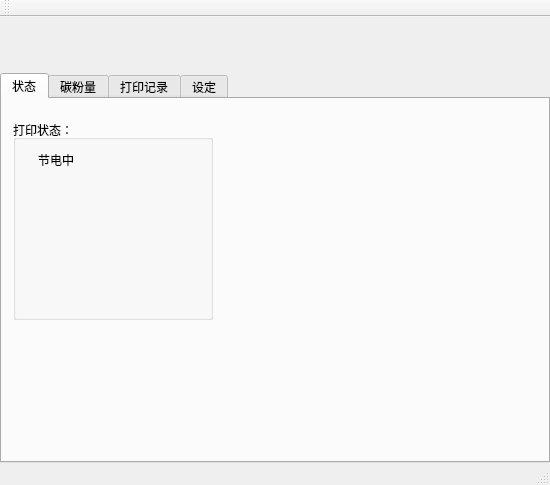
lzk/statusmonitor, file tomcat/mainwindow.ui: the form before one commit.
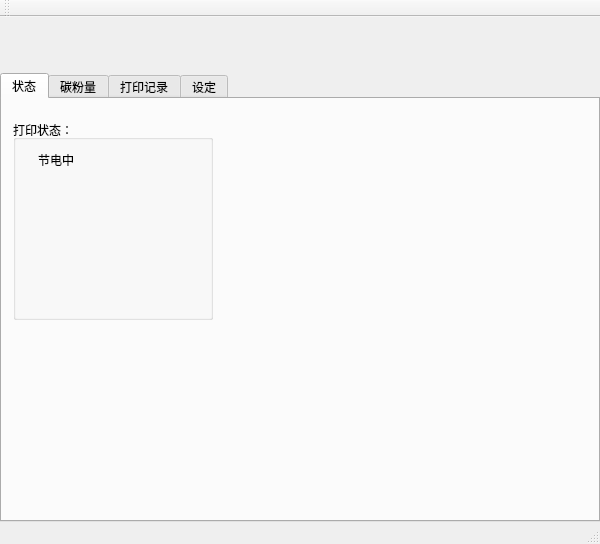
The form after the commit. Icons and pictures are not drawn.

The edit to the form file:
```diff
--- a/tomcat/mainwindow.ui
+++ b/tomcat/mainwindow.ui
@@ -6,8 +6,8 @@
    <rect>
     <x>0</x>
     <y>0</y>
-    <width>550</width>
-    <height>485</height>
+    <width>600</width>
+    <height>544</height>
    </rect>
   </property>
   <property name="windowTitle">
@@ -31,13 +31,13 @@
      <widget class="QLabel" name="logo_label">
       <property name="minimumSize">
        <size>
-        <width>550</width>
+        <width>600</width>
         <height>50</height>
        </size>
       </property>
       <property name="maximumSize">
        <size>
-        <width>550</width>
+        <width>600</width>
         <height>50</height>
        </size>
       </property>
@@ -70,6 +70,9 @@
           <property name="topMargin">
            <number>10</number>
           </property>
+          <property name="rightMargin">
+           <number>30</number>
+          </property>
           <item alignment="Qt::AlignTop">
            <widget class="QGroupBox" name="status_groupBox">
             <property name="minimumSize">
@@ -116,6 +119,19 @@
             </layout>
            </widget>
           </item>
+          <item>
+           <spacer name="horizontalSpacer_3">
+            <property name="orientation">
+             <enum>Qt::Horizontal</enum>
+            </property>
+            <property name="sizeHint" stdset="0">
+             <size>
+              <width>40</width>
+              <height>20</height>
+             </size>
+            </property>
+           </spacer>
+          </item>
           <item alignment="Qt::AlignTop">
            <widget class="QLabel" name="label_printer">
             <property name="minimumSize">
@@ -138,19 +154,6 @@
             </property>
            </widget>
           </item>
-          <item>
-           <spacer name="horizontalSpacer_3">
-            <property name="orientation">
-             <enum>Qt::Horizontal</enum>
-            </property>
-            <property name="sizeHint" stdset="0">
-             <size>
-              <width>40</width>
-              <height>20</height>
-             </size>
-            </property>
-           </spacer>
-          </item>
          </layout>
         </item>
         <item>
@@ -158,13 +161,13 @@
           <property name="minimumSize">
            <size>
             <width>0</width>
-            <height>100</height>
+            <height>150</height>
            </size>
           </property>
           <property name="maximumSize">
            <size>
             <width>16777215</width>
-            <height>100</height>
+            <height>150</height>
            </size>
           </property>
           <property name="text">
```
Left out of the diff: 20 changed lines with no effect on the pictures.
